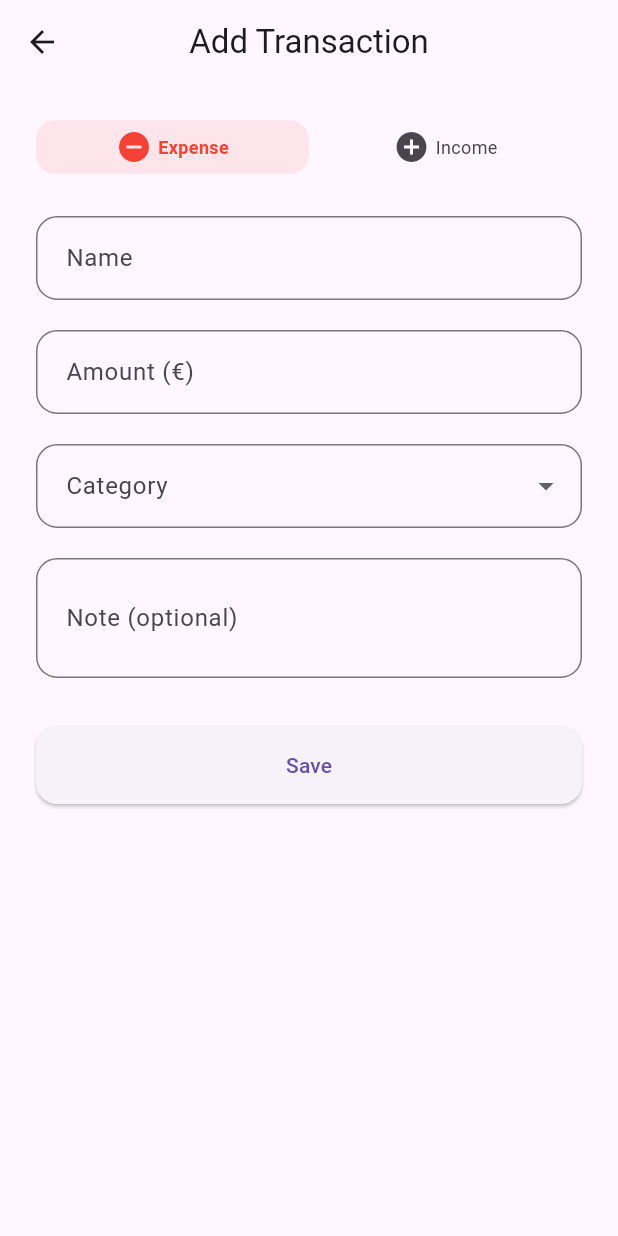
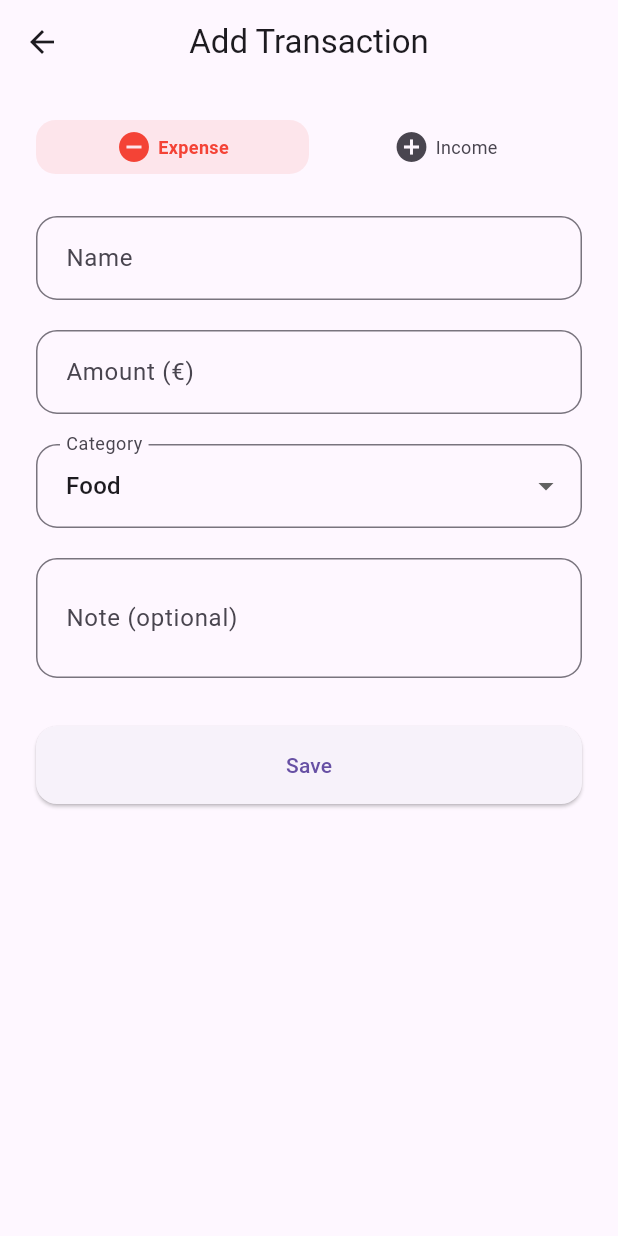
Before and after one commit to joaobartolot/expense_tracker, a Flutter app: the screen it shows after launch, after a tap on "Add", on a phone screen of 412 x 824 dp. Run offline on Flutter 3.47's test engine with Material 3 defaults, Android fonts, the phone set to English and light mode, and no system bars; our stand-ins replace flutter_riverpod, go_router, hive, hive_flutter; accounts and stored records are empty.

Commit message:
Refactor transaction model and category handling

```diff
--- a/lib/features/transactions/data/mappers/transaction_mapper.dart
+++ b/lib/features/transactions/data/mappers/transaction_mapper.dart
@@ -1,4 +1,5 @@
 import 'package:expense_tracker/features/transactions/data/models/transaction_hive_model.dart';
+import 'package:expense_tracker/features/transactions/domain/enums/category.dart';
 import 'package:expense_tracker/features/transactions/domain/enums/transaction_type.dart';
 import 'package:expense_tracker/features/transactions/domain/models/transaction.dart';
 
@@ -8,7 +9,7 @@ TransactionHiveModel toHive(Transaction transaction) {
     name: transaction.name,
     amountCents: transaction.amountCents,
     type: transaction.type.index,
-    category: transaction.category,
+    category: transaction.category.key,
     dateEpochMillis: transaction.date.millisecondsSinceEpoch,
     note: transaction.note,
   );
@@ -20,7 +21,7 @@ Transaction toDomain(TransactionHiveModel hiveModel) {
     name: hiveModel.name,
     amountCents: hiveModel.amountCents,
     type: TransactionType.values[hiveModel.type],
-    category: hiveModel.category,
+    category: Category.fromKey(hiveModel.category),
     date: DateTime.fromMillisecondsSinceEpoch(hiveModel.dateEpochMillis),
     note: hiveModel.note,
   );
--- a/lib/features/transactions/data/repositories/transactions_repository_impl.dart
+++ b/lib/features/transactions/data/repositories/transactions_repository_impl.dart
@@ -15,7 +15,7 @@
     if (tx.amountCents <= 0) {
       throw ArgumentError('Amount must be > 0.');
     }
-    if (tx.category.trim().isEmpty) {
+    if (tx.category.key.isEmpty) {
       throw ArgumentError('Category cannot be empty.');
     }
   }
--- /dev/null
+++ b/lib/features/transactions/domain/enums/category.dart
@@ -0,0 +1,56 @@
+sealed class Category {
+  const Category();
+
+  String get displayName;
+  String get key;
+
+  static Category fromKey(String key) {
+    final allCategories = <Category>[
+      ...ExpenseCategory.values,
+      ...IncomeCategory.values,
+    ];
+
+    return allCategories.firstWhere(
+      (c) => c.key == key,
+      orElse: () => ExpenseCategory.other as Category,
+    );
+  }
+}
+
+enum ExpenseCategory implements Category {
+  food('Food'),
+  transportation('Transportation'),
+  utilities('Utilities'),
+  entertainment('Entertainment'),
+  healthcare('Healthcare'),
+  education('Education'),
+  personalCare('Personal Care'),
+  gifts('Gifts'),
+  travel('Travel'),
+  miscellaneous('Miscellaneous'),
+  other('Other');
+
+  const ExpenseCategory(this.displayName);
+
+  @override
+  final String displayName;
+
+  @override
+  String get key => 'expense_$name';
+}
+
+enum IncomeCategory implements Category {
+  salary('Salary'),
+  business('Business'),
+  investment('Investment'),
+  gift('Gift'),
+  other('Other');
+
+  const IncomeCategory(this.displayName);
+
+  @override
+  final String displayName;
+
+  @override
+  String get key => 'income_$name';
+}
--- a/lib/features/transactions/domain/models/transaction.dart
+++ b/lib/features/transactions/domain/models/transaction.dart
@@ -1,3 +1,4 @@
+import 'package:expense_tracker/features/transactions/domain/enums/category.dart';
 import 'package:expense_tracker/features/transactions/domain/enums/transaction_type.dart';
 
 class Transaction {
@@ -15,7 +16,7 @@ class Transaction {
   final String name;
   final int amountCents;
   final TransactionType type;
-  final String category;
+  final Category category;
   final DateTime date;
   final String? note;
 
@@ -27,7 +28,7 @@ class Transaction {
     String? name,
     int? amountCents,
     TransactionType? type,
-    String? category,
+    Category? category,
     DateTime? date,
     String? note,
   }) {
@@ -50,7 +51,7 @@ class Transaction {
           name == other.name &&
           amountCents == other.amountCents &&
           type == other.type &&
-          category == other.category &&
+          category.key == other.category.key &&
           date == other.date &&
           note == other.note;
 
--- a/lib/features/transactions/presentation/pages/add_transaction.dart
+++ b/lib/features/transactions/presentation/pages/add_transaction.dart
@@ -1,3 +1,4 @@
+import 'package:expense_tracker/features/transactions/domain/enums/category.dart';
 import 'package:expense_tracker/features/transactions/domain/enums/transaction_type.dart';
 import 'package:expense_tracker/features/transactions/domain/models/transaction.dart';
 import 'package:expense_tracker/features/transactions/presentation/widgets/transaction_form_fields.dart';
@@ -22,17 +23,13 @@ class _AddTransactionState extends ConsumerState<AddTransaction> {
   final _noteCtrl = TextEditingController();
 
   TransactionType _type = TransactionType.expense;
-  String? _selectedCategory;
+  Category? _selectedCategory = ExpenseCategory.values.first;
 
-  final List<String> _categories = const [
-    'Food',
-    'Transport',
-    'Bills',
-    'Shopping',
-    'Health',
-    'Entertainment',
-    'Other',
-  ];
+  @override
+  void initState() {
+    super.initState();
+    _selectedCategory = ExpenseCategory.values.first;
+  }
 
   @override
   void dispose() {
@@ -78,7 +75,12 @@ class _AddTransactionState extends ConsumerState<AddTransaction> {
             children: [
               TransactionTypeSwitch(
                 value: _type,
-                onChanged: (v) => setState(() => _type = v),
+                onChanged: (v) => setState(() {
+                  _type = v;
+                  _selectedCategory = _type == TransactionType.expense
+                      ? ExpenseCategory.values.first
+                      : IncomeCategory.values.first;
+                }),
               ),
               const SizedBox(height: 28),
               TransactionTextFormField(
@@ -104,8 +106,11 @@ class _AddTransactionState extends ConsumerState<AddTransaction> {
               const SizedBox(height: 20),
               CategoryDropdown(
                 value: _selectedCategory,
-                categories: _categories,
-                onChanged: (v) => setState(() => _selectedCategory = v),
+                categories: _type == TransactionType.expense
+                    ? ExpenseCategory.values
+                    : IncomeCategory.values,
+                onChanged: (v) =>
+                    setState(() => _selectedCategory = v as Category),
               ),
               const SizedBox(height: 20),
               TransactionTextFormField(
--- a/lib/features/transactions/presentation/pages/home_page.dart
+++ b/lib/features/transactions/presentation/pages/home_page.dart
@@ -13,8 +13,7 @@ class HomePage extends ConsumerWidget {
 
   @override
   Widget build(BuildContext context, WidgetRef ref) {
-    final txsAsync = ref.watch(transactionsStreamProvider);
-    final cs = Theme.of(context).colorScheme;
+    final transactionsStream = ref.watch(transactionsStreamProvider);
 
     return Scaffold(
       appBar: AppBar(
@@ -30,15 +29,15 @@ class HomePage extends ConsumerWidget {
           ),
         ],
       ),
-      body: txsAsync.when(
+      body: transactionsStream.when(
         loading: () => const Center(child: CircularProgressIndicator()),
         error: (err, stack) => Center(child: Text('Error: ${err.toString()}')),
-        data: (txs) {
-          final incomeCents = txs
+        data: (transactionList) {
+          final incomeCents = transactionList
               .where((t) => t.isIncome)
               .fold<int>(0, (sum, t) => sum + t.amountCents);
 
-          final expenseCents = txs
+          final expenseCents = transactionList
               .where((t) => t.isExpense)
               .fold<int>(0, (sum, t) => sum + t.amountCents);
 
@@ -110,7 +109,7 @@ class HomePage extends ConsumerWidget {
               ),
               const SizedBox(height: 10),
               RecentTransactionsCard(
-                transactions: txs,
+                transactions: transactionList,
                 onDelete: (id) =>
                     ref.read(transactionsRepositoryProvider).deleteById(id),
               ),
--- a/lib/features/transactions/presentation/widgets/transaction_form_fields.dart
+++ b/lib/features/transactions/presentation/widgets/transaction_form_fields.dart
@@ -1,3 +1,4 @@
+import 'package:expense_tracker/features/transactions/domain/enums/category.dart';
 import 'package:expense_tracker/features/transactions/domain/enums/transaction_type.dart';
 import 'package:flutter/material.dart';
 
@@ -149,9 +150,9 @@ class _TypeButton extends StatelessWidget {
 
 /// Reusable dropdown form field for categories
 class CategoryDropdown extends StatelessWidget {
-  final String? value;
-  final Function(String?) onChanged;
-  final List<String> categories;
+  final Category? value;
+  final Function(Category?) onChanged;
+  final List<Category> categories;
 
   const CategoryDropdown({
     super.key,
@@ -162,11 +163,11 @@ class CategoryDropdown extends StatelessWidget {
 
   @override
   Widget build(BuildContext context) {
-    return DropdownButtonFormField<String>(
+    return DropdownButtonFormField<Category>(
       initialValue: value,
       decoration: getTransactionInputDecoration(context, 'Category'),
       items: categories
-          .map((c) => DropdownMenuItem(value: c, child: Text(c)))
+          .map((c) => DropdownMenuItem(value: c, child: Text(c.displayName)))
           .toList(),
       onChanged: onChanged,
       validator: (v) => v == null ? 'Required' : null,
```
Also changed, not shown: lib/features/transactions/presentation/widgets/recent_transactions_card.dart (+21 -8 lines).
